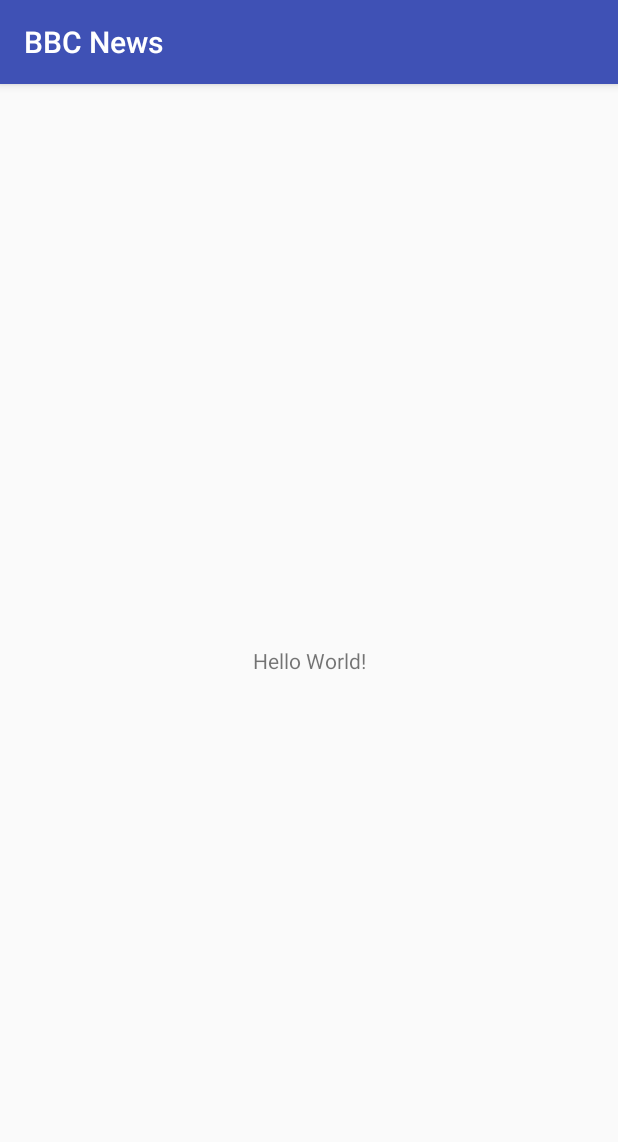
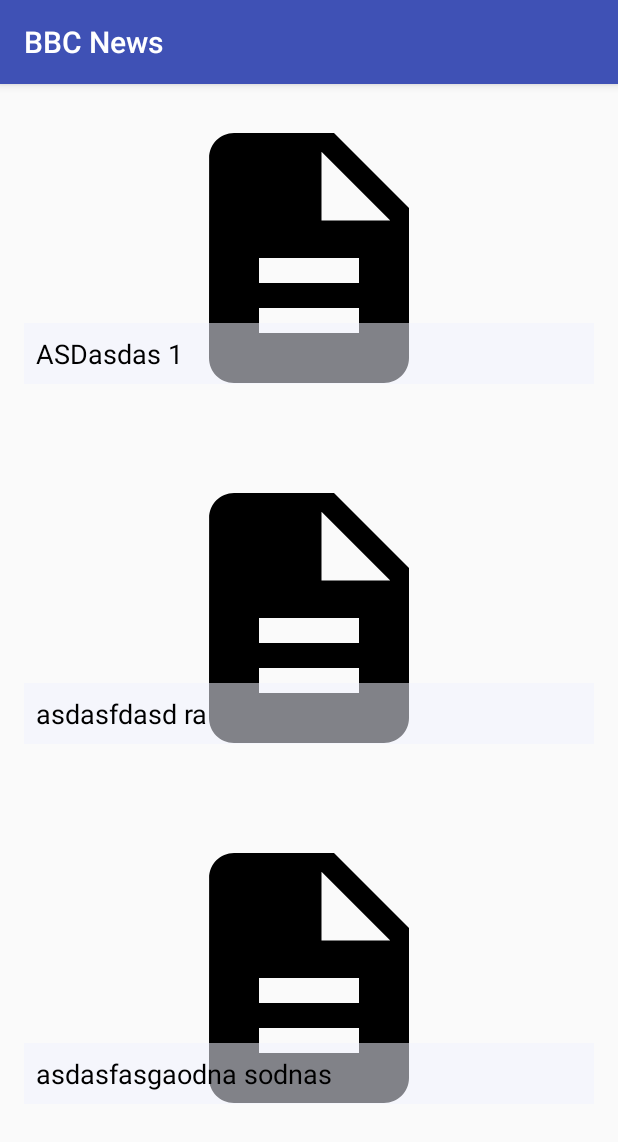
Before and after one commit to Jamargle/bbc-rss-reader, an Android app: the screen it shows after launch (MainActivity), on a phone screen of 412 x 824 dp. Shown: the top 1142 px of the screen. Run offline under Robolectric (Android 15) with nearby library versions, the phone set to English and light mode, and no system bars; our stand-ins replace Dagger/Hilt's generated code.

Commit message:
Show a screen with a list of strings that will be the list of news

```diff
--- a/app/build.gradle
+++ b/app/build.gradle
@@ -13,6 +13,7 @@ android {
         versionCode 1
         versionName "1.0"
         testInstrumentationRunner "android.support.test.runner.AndroidJUnitRunner"
+        vectorDrawables.useSupportLibrary = true
     }
     buildTypes {
         release {
@@ -25,7 +26,11 @@ android {
 dependencies {
     implementation "org.jetbrains.kotlin:kotlin-stdlib-jdk7:$kotlin_version"
     implementation "com.android.support:appcompat-v7:$rootProject.supportLibraryVersion"
+
+    //region UI
+    implementation "com.android.support:recyclerview-v7:$rootProject.supportLibraryVersion"
     implementation 'com.android.support.constraint:constraint-layout:1.1.2'
+    //endregion
 
     //region MVVM and lifecycle
     implementation "android.arch.lifecycle:extensions:$rootProject.archLifecycleVersion"
--- /dev/null
+++ b/app/src/main/java/com/jmlb0003/bbcnews/Extensions.kt
@@ -0,0 +1,10 @@
+package com.jmlb0003.bbcnews
+
+import android.support.annotation.LayoutRes
+import android.view.LayoutInflater
+import android.view.View
+import android.view.ViewGroup
+
+fun ViewGroup.inflate(@LayoutRes layoutResourceId: Int, attachToRoot: Boolean = false): View {
+    return LayoutInflater.from(context).inflate(layoutResourceId, this, attachToRoot)
+}
--- a/app/src/main/java/com/jmlb0003/bbcnews/di/ActivityBuilder.kt
+++ b/app/src/main/java/com/jmlb0003/bbcnews/di/ActivityBuilder.kt
@@ -7,7 +7,7 @@ import dagger.android.ContributesAndroidInjector
 @Module
 abstract class ActivityBuilder {
 
-    @ContributesAndroidInjector
+    @ContributesAndroidInjector(modules = [FragmentBuilder::class])
     abstract fun bindMainActivity(): MainActivity
 
 }
--- /dev/null
+++ b/app/src/main/java/com/jmlb0003/bbcnews/di/FragmentBuilder.kt
@@ -0,0 +1,13 @@
+package com.jmlb0003.bbcnews.di
+
+import com.jmlb0003.bbcnews.presentation.news.NewsFragment
+import dagger.Module
+import dagger.android.ContributesAndroidInjector
+
+@Module
+abstract class FragmentBuilder {
+
+    @ContributesAndroidInjector
+    abstract fun bindNewsFragment(): NewsFragment
+
+}
--- /dev/null
+++ b/app/src/main/java/com/jmlb0003/bbcnews/presentation/news/NewsAdapter.kt
@@ -0,0 +1,24 @@
+package com.jmlb0003.bbcnews.presentation.news
+
+import android.support.v7.widget.RecyclerView
+import android.view.ViewGroup
+import com.jmlb0003.bbcnews.R
+import com.jmlb0003.bbcnews.inflate
+
+class NewsAdapter(private val dataSet: MutableList<String>) : RecyclerView.Adapter<NewsViewHolder>() {
+
+    fun bindNews(news: List<String>) {
+        dataSet.clear()
+        dataSet.addAll(news)
+        notifyDataSetChanged()
+    }
+
+    override fun onCreateViewHolder(parent: ViewGroup, viewType: Int) = NewsViewHolder(parent.inflate(R.layout.item_list_news))
+
+    override fun onBindViewHolder(holder: NewsViewHolder, position: Int) {
+        holder.bindNews(dataSet[position])
+    }
+
+    override fun getItemCount() = dataSet.size
+
+}
--- /dev/null
+++ b/app/src/main/java/com/jmlb0003/bbcnews/presentation/news/NewsFragment.kt
@@ -0,0 +1,47 @@
+package com.jmlb0003.bbcnews.presentation.news
+
+import android.arch.lifecycle.ViewModelProviders
+import android.content.Context
+import android.os.Bundle
+import android.support.v4.app.Fragment
+import android.view.LayoutInflater
+import android.view.View
+import android.view.ViewGroup
+import com.jmlb0003.bbcnews.R
+import com.jmlb0003.bbcnews.di.ViewModelFactory
+import dagger.android.support.AndroidSupportInjection
+import kotlinx.android.synthetic.main.fragment_news_list.view.*
+import javax.inject.Inject
+
+class NewsFragment : Fragment() {
+
+    @Inject
+    lateinit var viewModelFactory: ViewModelFactory
+
+    override fun onAttach(context: Context) {
+        AndroidSupportInjection.inject(this)
+        super.onAttach(context)
+    }
+
+    override fun onCreateView(
+            inflater: LayoutInflater,
+            container: ViewGroup?,
+            savedInstanceState: Bundle?): View? {
+
+        val rootView = inflater.inflate(R.layout.fragment_news_list, container, false)
+        initRecyclerView(rootView)
+        initViewModel()
+        return rootView
+    }
+
+    private fun initRecyclerView(rootView: View) {
+        val newsView = rootView.news_recycler_view
+        newsView.setHasFixedSize(true)
+        newsView.adapter = NewsAdapter(mutableListOf("ASDasdas 1 ", "asdasfdasd ra", "asdasfasgaodna sodnas"))
+    }
+
+    private fun initViewModel() {
+        val recipeListViewModel = ViewModelProviders.of(this, viewModelFactory).get(MainActivityViewModel::class.java)
+    }
+
+}
--- /dev/null
+++ b/app/src/main/java/com/jmlb0003/bbcnews/presentation/news/NewsViewHolder.kt
@@ -0,0 +1,13 @@
+package com.jmlb0003.bbcnews.presentation.news
+
+import android.support.v7.widget.RecyclerView
+import android.view.View
+import kotlinx.android.synthetic.main.item_list_news.view.*
+
+class NewsViewHolder(private val view: View) : RecyclerView.ViewHolder(view) {
+
+    fun bindNews(news: String) {
+        view.news_title.text = news
+    }
+
+}
--- /dev/null
+++ b/app/src/main/res/drawable/ic_news.xml
@@ -0,0 +1,10 @@
+<vector xmlns:android="http://schemas.android.com/apk/res/android"
+    android:width="24dp"
+    android:height="24dp"
+    android:autoMirrored="true"
+    android:viewportHeight="24.0"
+    android:viewportWidth="24.0">
+    <path
+        android:fillColor="#FF000000"
+        android:pathData="M14,2L6,2c-1.1,0 -1.99,0.9 -1.99,2L4,20c0,1.1 0.89,2 1.99,2L18,22c1.1,0 2,-0.9 2,-2L20,8l-6,-6zM16,18L8,18v-2h8v2zM16,14L8,14v-2h8v2zM13,9L13,3.5L18.5,9L13,9z" />
+</vector>
--- a/app/src/main/res/layout/activity_main.xml
+++ b/app/src/main/res/layout/activity_main.xml
@@ -1,18 +1,15 @@
 <?xml version="1.0" encoding="utf-8"?>
 <android.support.constraint.ConstraintLayout xmlns:android="http://schemas.android.com/apk/res/android"
-    xmlns:app="http://schemas.android.com/apk/res-auto"
     xmlns:tools="http://schemas.android.com/tools"
     android:layout_width="match_parent"
     android:layout_height="match_parent"
     tools:context=".presentation.news.MainActivity">
 
-    <TextView
-        android:layout_width="wrap_content"
-        android:layout_height="wrap_content"
-        android:text="Hello World!"
-        app:layout_constraintBottom_toBottomOf="parent"
-        app:layout_constraintLeft_toLeftOf="parent"
-        app:layout_constraintRight_toRightOf="parent"
-        app:layout_constraintTop_toTopOf="parent" />
+    <fragment
+        android:id="@+id/news_fragment"
+        android:name="com.jmlb0003.bbcnews.presentation.news.NewsFragment"
+        android:layout_width="match_parent"
+        android:layout_height="match_parent"
+        tools:layout="@layout/fragment_news_list" />
 
 </android.support.constraint.ConstraintLayout>
--- /dev/null
+++ b/app/src/main/res/layout/fragment_news_list.xml
@@ -0,0 +1,20 @@
+<?xml version="1.0" encoding="utf-8"?>
+<android.support.constraint.ConstraintLayout xmlns:android="http://schemas.android.com/apk/res/android"
+    xmlns:app="http://schemas.android.com/apk/res-auto"
+    xmlns:tools="http://schemas.android.com/tools"
+    android:layout_width="match_parent"
+    android:layout_height="match_parent"
+    tools:context=".presentation.news.MainActivity">
+
+    <android.support.v7.widget.RecyclerView
+        android:id="@+id/news_recycler_view"
+        android:layout_width="match_parent"
+        android:layout_height="match_parent"
+        app:layoutManager="android.support.v7.widget.LinearLayoutManager"
+        app:layout_constraintBottom_toBottomOf="parent"
+        app:layout_constraintStart_toEndOf="parent"
+        app:layout_constraintStart_toStartOf="parent"
+        app:layout_constraintTop_toTopOf="parent"
+        tools:listitem="@layout/item_list_news" />
+
+</android.support.constraint.ConstraintLayout>
--- /dev/null
+++ b/app/src/main/res/layout/item_list_news.xml
@@ -0,0 +1,42 @@
+<?xml version="1.0" encoding="utf-8"?>
+<android.support.constraint.ConstraintLayout xmlns:android="http://schemas.android.com/apk/res/android"
+    xmlns:app="http://schemas.android.com/apk/res-auto"
+    xmlns:tools="http://schemas.android.com/tools"
+    android:id="@+id/news_item_container"
+    android:layout_width="match_parent"
+    android:layout_height="wrap_content"
+    android:layout_marginBottom="@dimen/margin_small"
+    android:background="?android:attr/selectableItemBackground"
+    android:clickable="true"
+    android:focusable="true"
+    android:padding="@dimen/margin_normal">
+
+    <ImageView
+        android:id="@+id/news_picture"
+        android:layout_width="match_parent"
+        android:layout_height="@dimen/news_picture_height"
+        android:contentDescription="@string/content_description_news_icon"
+        app:layout_constraintEnd_toEndOf="parent"
+        app:layout_constraintStart_toStartOf="parent"
+        app:layout_constraintTop_toTopOf="parent"
+        app:srcCompat="@drawable/ic_news" />
+
+    <TextView
+        android:id="@+id/news_title"
+        android:layout_width="0dp"
+        android:layout_height="wrap_content"
+        android:layout_marginBottom="@dimen/margin_normal"
+        android:background="@color/news_title_background"
+        android:ellipsize="end"
+        android:maxLines="2"
+        android:padding="@dimen/margin_small"
+        android:textAppearance="?android:attr/textAppearanceMedium"
+        android:textColor="@color/black"
+        android:textSize="@dimen/title_normal"
+        app:layout_constraintBottom_toBottomOf="@+id/news_picture"
+        app:layout_constraintEnd_toEndOf="parent"
+        app:layout_constraintStart_toStartOf="parent"
+        app:layout_constraintVertical_chainStyle="packed"
+        tools:text="The title of the news that may have up to 2 lines" />
+
+</android.support.constraint.ConstraintLayout>
--- a/app/src/main/res/values/colors.xml
+++ b/app/src/main/res/values/colors.xml
@@ -3,4 +3,8 @@
     <color name="colorPrimary">#3F51B5</color>
     <color name="colorPrimaryDark">#303F9F</color>
     <color name="colorAccent">#FF4081</color>
+
+    <color name="news_title_background">#88f2f4ff</color>
+    <color name="black">@android:color/black</color>
+    <color name="white">@android:color/white</color>
 </resources>
--- /dev/null
+++ b/app/src/main/res/values/dimens.xml
@@ -0,0 +1,12 @@
+<?xml version="1.0" encoding="utf-8"?>
+<resources>
+    <!-- News list screen -->
+    <dimen name="news_picture_height">200dp</dimen>
+
+    <!-- Standard margins -->
+    <dimen name="margin_normal">16dp</dimen>
+    <dimen name="margin_small">8dp</dimen>
+
+    <!-- Text sizes -->
+    <dimen name="title_normal">18sp</dimen>
+</resources>
--- a/app/src/main/res/values/strings.xml
+++ b/app/src/main/res/values/strings.xml
@@ -1,3 +1,4 @@
 <resources>
     <string name="app_name">BBC News</string>
+    <string name="content_description_news_icon">This is an picture related to a news</string>
 </resources>
```
